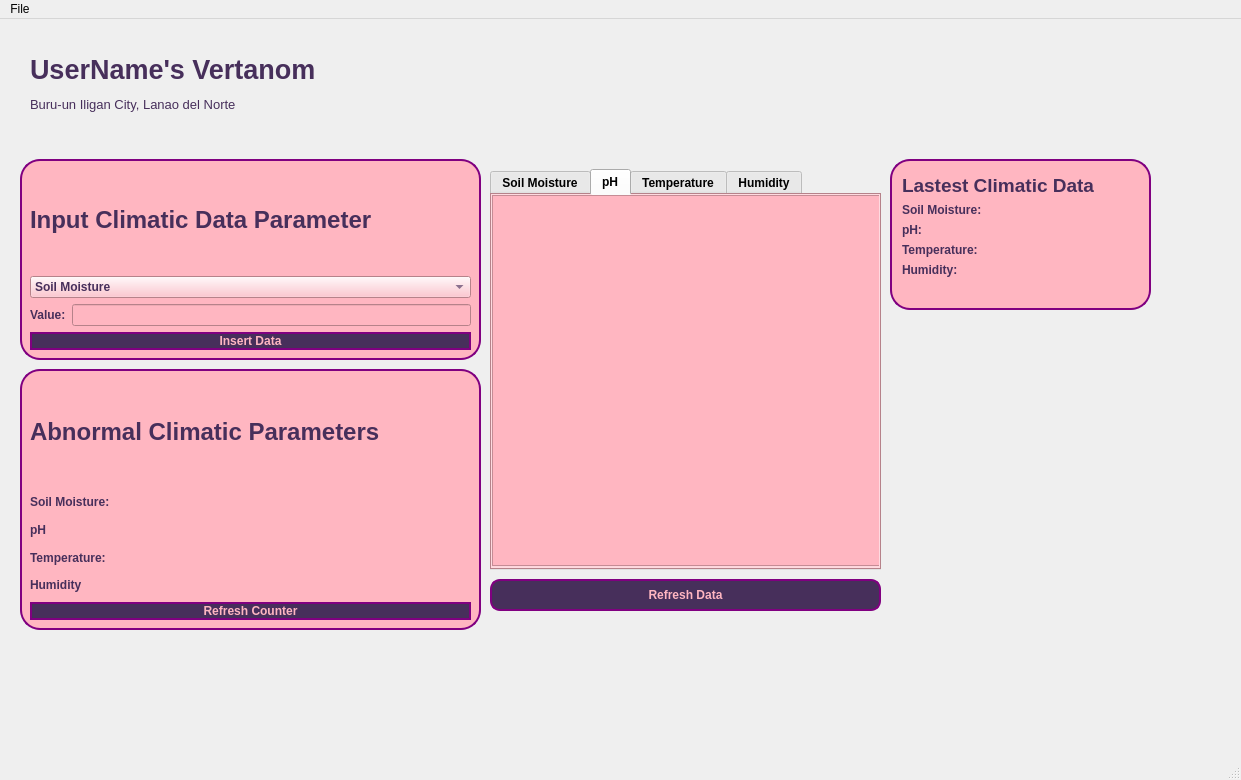
Old version of the form mainpage.ui in the repository ShaniceReih/Vertanom-final.
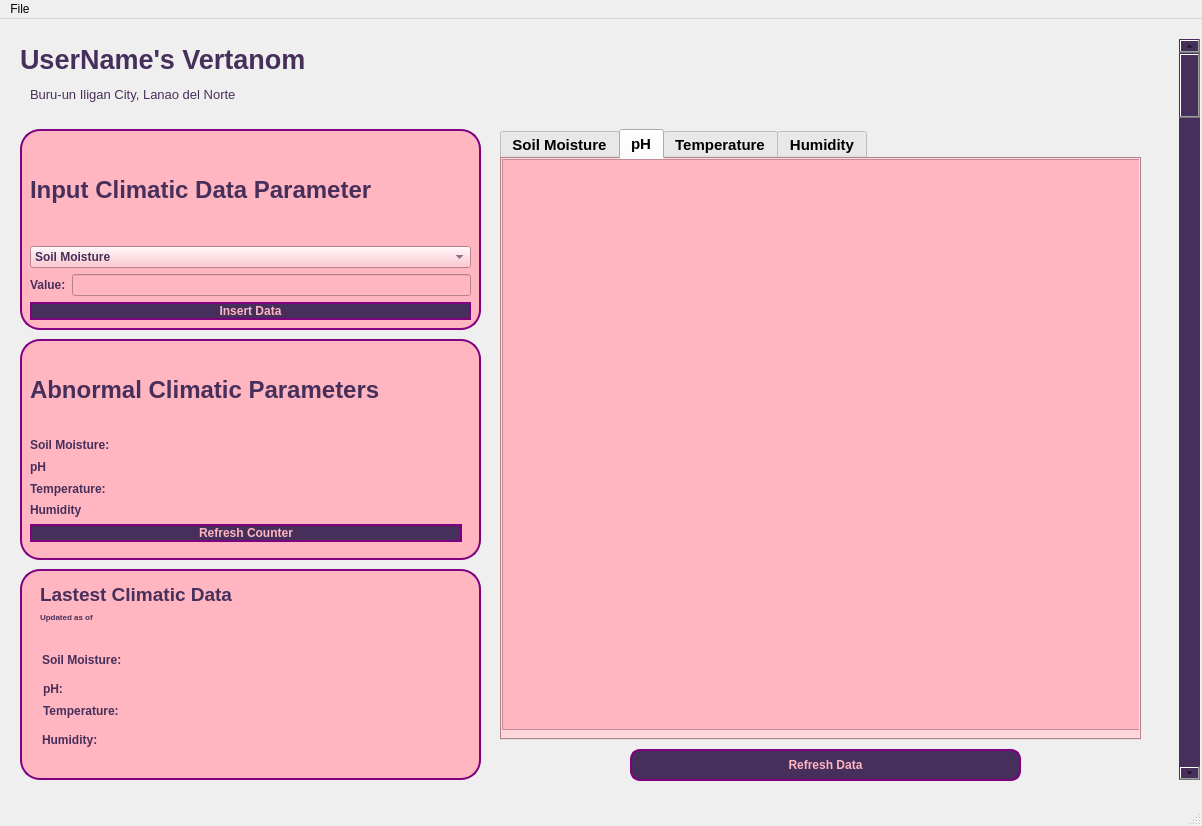
New version of the form. The open tabs and pages were chosen to show the change.

Patch:
```diff
--- a/mainpage.ui
+++ b/mainpage.ui
@@ -6,10 +6,15 @@
    <rect>
     <x>0</x>
     <y>0</y>
-    <width>1241</width>
-    <height>780</height>
+    <width>1202</width>
+    <height>826</height>
    </rect>
   </property>
+  <property name="font">
+   <font>
+    <pointsize>10</pointsize>
+   </font>
+  </property>
   <property name="windowTitle">
    <string>MainWindow</string>
   </property>
@@ -22,8 +27,8 @@
    <widget class="QLabel" name="greetingLabel">
     <property name="geometry">
      <rect>
-      <x>30</x>
-      <y>30</y>
+      <x>20</x>
+      <y>20</y>
       <width>371</width>
       <height>41</height>
      </rect>
@@ -47,7 +52,7 @@
     <property name="geometry">
      <rect>
       <x>30</x>
-      <y>70</y>
+      <y>60</y>
       <width>321</width>
       <height>31</height>
      </rect>
@@ -69,12 +74,18 @@
    <widget class="QTabWidget" name="pH">
     <property name="geometry">
      <rect>
-      <x>490</x>
-      <y>150</y>
-      <width>391</width>
-      <height>401</height>
+      <x>500</x>
+      <y>110</y>
+      <width>641</width>
+      <height>611</height>
      </rect>
     </property>
+    <property name="font">
+     <font>
+      <pointsize>11</pointsize>
+      <bold>true</bold>
+     </font>
+    </property>
     <property name="styleSheet">
      <string notr="true">QTabWidget{
 background-color: #FFB6C1;
@@ -118,8 +129,8 @@
        <rect>
         <x>0</x>
         <y>0</y>
-        <width>391</width>
-        <height>371</height>
+        <width>641</width>
+        <height>571</height>
        </rect>
       </property>
       <property name="styleSheet">
@@ -179,8 +190,8 @@
    <widget class="QPushButton" name="reshData">
     <property name="geometry">
      <rect>
-      <x>490</x>
-      <y>560</y>
+      <x>630</x>
+      <y>730</y>
       <width>391</width>
       <height>32</height>
      </rect>
@@ -202,10 +213,10 @@
    <widget class="QGroupBox" name="groupBox">
     <property name="geometry">
      <rect>
-      <x>890</x>
-      <y>140</y>
-      <width>261</width>
-      <height>151</height>
+      <x>20</x>
+      <y>550</y>
+      <width>461</width>
+      <height>211</height>
      </rect>
     </property>
     <property name="styleSheet">
@@ -219,11 +230,15 @@
     <property name="title">
      <string/>
     </property>
-    <layout class="QFormLayout" name="formLayout">
-     <item row="0" column="0">
-      <layout class="QVBoxLayout" name="verticalLayout_7">
-       <item>
         <widget class="QLabel" name="label_14">
+     <property name="geometry">
+      <rect>
+       <x>20</x>
+       <y>10</y>
+       <width>224</width>
+       <height>31</height>
+      </rect>
+     </property>
          <property name="font">
           <font>
            <pointsize>14</pointsize>
@@ -239,14 +254,21 @@
           <string>Lastest Climatic Data</string>
          </property>
         </widget>
-       </item>
-       <item>
+    <widget class="QWidget" name="">
+     <property name="geometry">
+      <rect>
+       <x>20</x>
+       <y>40</y>
+       <width>114</width>
+       <height>16</height>
+      </rect>
+     </property>
         <layout class="QHBoxLayout" name="horizontalLayout_6">
          <item>
-          <widget class="QLabel" name="label_15">
+       <widget class="QLabel" name="label_23">
            <property name="font">
             <font>
-             <pointsize>9</pointsize>
+          <pointsize>6</pointsize>
              <bold>true</bold>
             </font>
            </property>
@@ -257,7 +279,7 @@
 }</string>
            </property>
            <property name="text">
-            <string>Soil Moisture:</string>
+         <string>Updated as of </string>
            </property>
           </widget>
          </item>
@@ -265,7 +287,7 @@
           <widget class="QLabel" name="label_16">
            <property name="font">
             <font>
-             <pointsize>9</pointsize>
+          <pointsize>6</pointsize>
              <bold>true</bold>
             </font>
            </property>
@@ -281,11 +303,19 @@
           </widget>
          </item>
         </layout>
-       </item>
-       <item>
+    </widget>
+    <widget class="QWidget" name="">
+     <property name="geometry">
+      <rect>
+       <x>22</x>
+       <y>80</y>
+       <width>421</width>
+       <height>22</height>
+      </rect>
+     </property>
         <layout class="QHBoxLayout" name="horizontalLayout_7">
          <item>
-          <widget class="QLabel" name="label_17">
+       <widget class="QLabel" name="label_15">
            <property name="font">
             <font>
              <pointsize>9</pointsize>
@@ -299,7 +329,7 @@
 }</string>
            </property>
            <property name="text">
-            <string>pH:</string>
+         <string>Soil Moisture:</string>
            </property>
           </widget>
          </item>
@@ -318,56 +348,22 @@
 }</string>
            </property>
            <property name="text">
-            <string>&lt;value&gt;</string>
+         <string> &lt;value&gt;</string>
            </property>
           </widget>
          </item>
         </layout>
-       </item>
-       <item>
-        <layout class="QHBoxLayout" name="horizontalLayout_8">
-         <item>
-          <widget class="QLabel" name="label_19">
-           <property name="font">
-            <font>
-             <pointsize>9</pointsize>
-             <bold>true</bold>
-            </font>
-           </property>
-           <property name="styleSheet">
-            <string notr="true">QLabel{
-color: #472F5B;
-font-weight: bold;
-}</string>
-           </property>
-           <property name="text">
-            <string>Temperature:</string>
-           </property>
-          </widget>
-         </item>
-         <item>
-          <widget class="QLabel" name="label_20">
-           <property name="font">
-            <font>
-             <pointsize>9</pointsize>
-             <bold>true</bold>
-            </font>
-           </property>
-           <property name="styleSheet">
-            <string notr="true">QLabel{
-color: #472F5B;
-font-weight: bold;
-}</string>
-           </property>
-           <property name="text">
-            <string>&lt;value&gt;</string>
-           </property>
-          </widget>
-         </item>
-        </layout>
-       </item>
-       <item>
-        <layout class="QHBoxLayout" name="horizontalLayout_9">
+    </widget>
+    <widget class="QWidget" name="">
+     <property name="geometry">
+      <rect>
+       <x>22</x>
+       <y>160</y>
+       <width>421</width>
+       <height>22</height>
+      </rect>
+     </property>
+     <layout class="QHBoxLayout" name="horizontalLayout_10">
          <item>
           <widget class="QLabel" name="label_21">
            <property name="font">
@@ -388,7 +384,57 @@
           </widget>
          </item>
          <item>
-          <widget class="QLabel" name="label_22">
+       <widget class="QLabel" name="humidityLatest">
+        <property name="font">
+         <font>
+          <pointsize>9</pointsize>
+          <bold>true</bold>
+         </font>
+        </property>
+        <property name="styleSheet">
+         <string notr="true">QLabel{
+color: #472F5B;
+font-weight: bold;
+}</string>
+        </property>
+        <property name="text">
+         <string> &lt;value&gt;</string>
+        </property>
+       </widget>
+      </item>
+     </layout>
+    </widget>
+    <widget class="QWidget" name="">
+     <property name="geometry">
+      <rect>
+       <x>23</x>
+       <y>131</y>
+       <width>421</width>
+       <height>22</height>
+      </rect>
+     </property>
+     <layout class="QHBoxLayout" name="horizontalLayout_9">
+      <item>
+       <widget class="QLabel" name="label_19">
+        <property name="font">
+         <font>
+          <pointsize>9</pointsize>
+          <bold>true</bold>
+         </font>
+        </property>
+        <property name="styleSheet">
+         <string notr="true">QLabel{
+color: #472F5B;
+font-weight: bold;
+}</string>
+        </property>
+        <property name="text">
+         <string>Temperature:</string>
+        </property>
+       </widget>
+      </item>
+      <item>
+       <widget class="QLabel" name="temperatureLatest">
            <property name="font">
             <font>
              <pointsize>9</pointsize>
@@ -407,18 +453,65 @@
           </widget>
          </item>
         </layout>
-       </item>
-      </layout>
-     </item>
-    </layout>
+    </widget>
+    <widget class="QWidget" name="">
+     <property name="geometry">
+      <rect>
+       <x>23</x>
+       <y>109</y>
+       <width>421</width>
+       <height>22</height>
+      </rect>
+     </property>
+     <layout class="QHBoxLayout" name="horizontalLayout_8">
+      <item>
+       <widget class="QLabel" name="label_17">
+        <property name="font">
+         <font>
+          <pointsize>9</pointsize>
+          <bold>true</bold>
+         </font>
+        </property>
+        <property name="styleSheet">
+         <string notr="true">QLabel{
+color: #472F5B;
+font-weight: bold;
+}</string>
+        </property>
+        <property name="text">
+         <string>pH:</string>
+        </property>
+       </widget>
+      </item>
+      <item>
+       <widget class="QLabel" name="phLatest">
+        <property name="font">
+         <font>
+          <pointsize>9</pointsize>
+          <bold>true</bold>
+         </font>
+        </property>
+        <property name="styleSheet">
+         <string notr="true">QLabel{
+color: #472F5B;
+font-weight: bold;
+}</string>
+        </property>
+        <property name="text">
+         <string> &lt;value&gt;</string>
+        </property>
+       </widget>
+      </item>
+     </layout>
+    </widget>
    </widget>
    <widget class="QGroupBox" name="groupBox_2">
     <property name="geometry">
      <rect>
       <x>20</x>
-      <y>350</y>
+      <y>320</y>
       <width>461</width>
-      <height>261</height>
+      <height>221</height>
      </rect>
     </property>
     <property name="styleSheet">
@@ -437,8 +530,8 @@
       <rect>
        <x>10</x>
        <y>10</y>
-       <width>441</width>
-       <height>241</height>
+       <width>432</width>
+       <height>193</height>
       </rect>
      </property>
      <layout class="QVBoxLayout" name="verticalLayout_6">
@@ -612,7 +705,7 @@
     <property name="geometry">
      <rect>
       <x>20</x>
-      <y>140</y>
+      <y>110</y>
       <width>461</width>
       <height>201</height>
      </rect>
@@ -744,13 +837,31 @@
      </layout>
     </widget>
    </widget>
+   <widget class="QScrollBar" name="verticalScrollBar">
+    <property name="geometry">
+     <rect>
+      <x>1179</x>
+      <y>20</y>
+      <width>21</width>
+      <height>741</height>
+     </rect>
+    </property>
+    <property name="styleSheet">
+     <string notr="true">QScrollBar::vertical{
+background-color: #472F5B;
+}</string>
+    </property>
+    <property name="orientation">
+     <enum>Qt::Vertical</enum>
+    </property>
+   </widget>
   </widget>
   <widget class="QMenuBar" name="menubar">
    <property name="geometry">
     <rect>
      <x>0</x>
      <y>0</y>
-     <width>1241</width>
+     <width>1202</width>
      <height>25</height>
     </rect>
    </property>
```
Left out of the diff: 18 changed lines with no effect on the pictures. Lines whose indentation alone changed are shown as unchanged.
